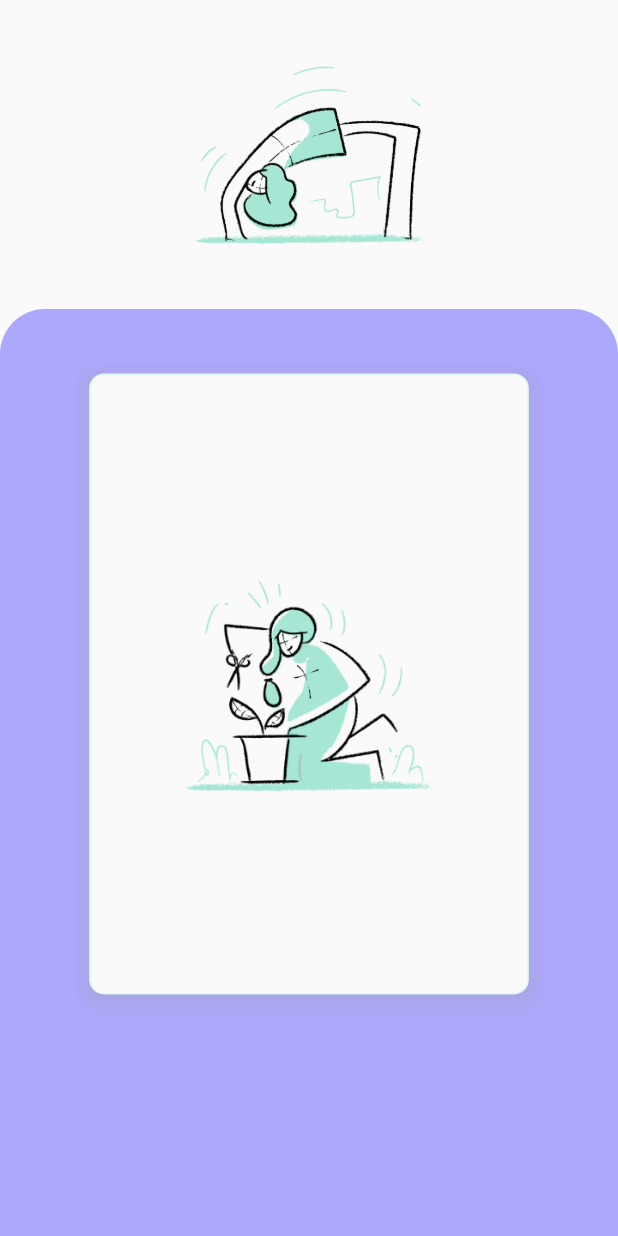
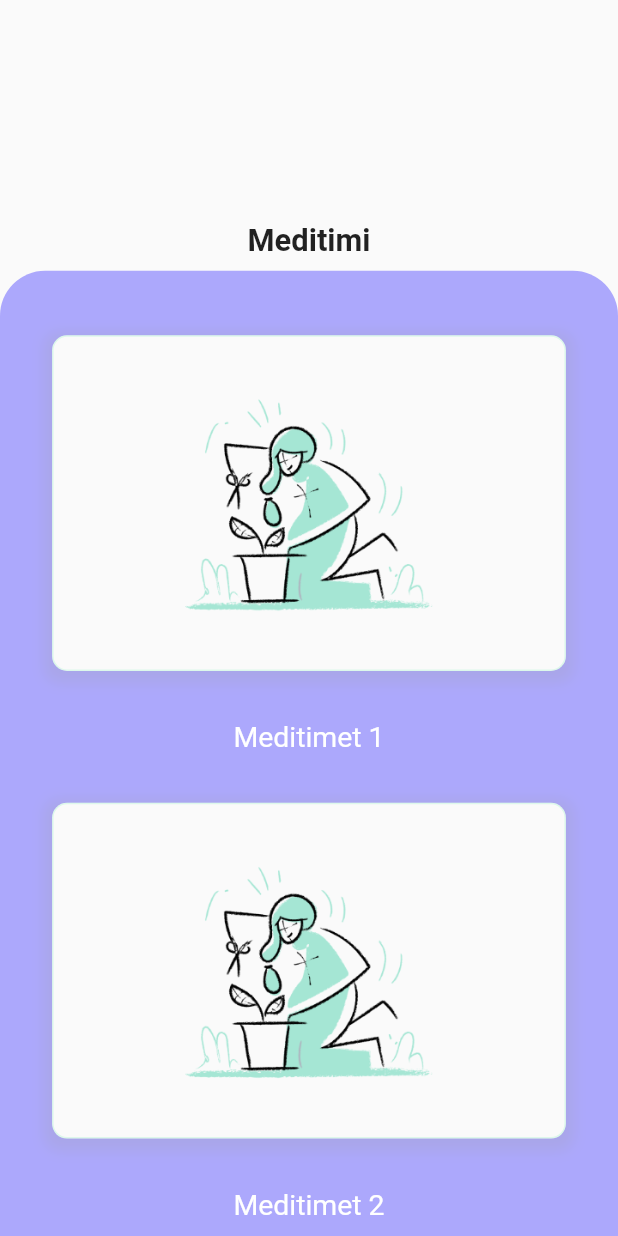
Before and after one commit to diellor/mbeshtetu_app, a Flutter app: the PreMeditationScreen screen opened directly, on a phone screen of 412 x 824 dp. Run offline on Flutter 3.47's test engine with Material 2 defaults, Android fonts, the light colour scheme and no system bars; drawn by our look-alikes of auto_size_text; our stand-ins replace audioplayers, device_info, firebase_auth, firebase_core, firebase_messaging, flutter_datetime_picker and 6 more; accounts and stored records are empty; network calls fail.

Commit message:
shume ndryshime

```diff
--- a/lib/main.dart
+++ b/lib/main.dart
@@ -10,8 +10,8 @@ import 'package:flutter_local_notifications/flutter_local_notifications.dart';
 import 'package:mbeshtetu_app/routes.dart';
 import 'package:mbeshtetu_app/src/commons.dart';
 import 'package:mbeshtetu_app/src/screens/meditations/components/pre_meditation_screen.dart';
-import 'package:mbeshtetu_app/src/screens/postvideo/post_video_screen.dart';
 import 'package:mbeshtetu_app/src/screens/splash/spash_screen.dart';
+import 'package:mbeshtetu_app/src/screens/tabs/tabs_screen.dart';
 import 'package:mbeshtetu_app/src/service_locator.dart';
 import 'package:overlay_support/overlay_support.dart';
 
@@ -35,7 +35,7 @@ Future<void> _firebaseMessagingBackgroundHandler(RemoteMessage message) async {
 
 Uri getApiUri(String path) {
   return Uri.http(
-    '192.168.0.163:3000',
+    '134.122.86.217:3000',
     '/$path',
   );
 }
@@ -136,7 +136,7 @@ class _MyAppState extends State<MyApp> {
                 .primary, //  <-- this auto selects the right color
           ),
       ),
-      initialRoute: PreMeditationScreen.routeName,
+      initialRoute: TabsScreen.routeName,
       routes: routes,
     );
   }
--- a/lib/src/screens/home/components/body.dart
+++ b/lib/src/screens/home/components/body.dart
@@ -51,7 +51,7 @@ class _BodyState extends State<Body> {
           children: filteredVideos
               .map((item) => new BallinaVideoCard(
                   image:
-                      "http://img.youtube.com/vi/${item.videoId}/sddefault.jpg",
+                      item.isAudio ? item.thumbnail : "http://img.youtube.com/vi/${item.videoId}/sddefault.jpg",
                   title: item.title,
                   press: () {},
                   videoId: item.videoId))
--- a/lib/src/screens/home/home.dart
+++ b/lib/src/screens/home/home.dart
@@ -1,5 +1,6 @@
 import 'package:flutter/material.dart';
 import 'package:mbeshtetu_app/src/screens/home/components/body.dart';
+import 'package:mbeshtetu_app/src/size_config.dart';
 
 class Home extends StatefulWidget {
   static Route<dynamic> route() => MaterialPageRoute(
@@ -12,6 +13,8 @@ class Home extends StatefulWidget {
 class _HomeState extends State<Home> {
   @override
   Widget build(BuildContext context) {
+    SizeConfig().init(context);
+
     return Scaffold(body: Body());
   }
 }
--- a/lib/src/screens/meditations/components/pre_meditation_screen.dart
+++ b/lib/src/screens/meditations/components/pre_meditation_screen.dart
@@ -1,7 +1,6 @@
+import 'package:auto_size_text/auto_size_text.dart';
 import 'package:flutter/material.dart';
-import 'package:flutter_svg/flutter_svg.dart';
 import 'package:mbeshtetu_app/src/commons.dart';
-import 'package:mbeshtetu_app/src/screens/splash/components/default_button.dart';
 import 'package:mbeshtetu_app/src/size_config.dart';
 
 class PreMeditationScreen extends StatelessWidget {
@@ -14,12 +13,9 @@ class PreMeditationScreen extends StatelessWidget {
     return Scaffold(
       body: Column(
         children: <Widget>[
-          Image.asset(
-            "images/ballina_main.png",
-            height: 25 * SizeConfig.heightMultiplier,
-            width: double.infinity,
-            // it cover the 25% of total height
-            fit: BoxFit.contain,
+          Padding(
+            padding: EdgeInsets.only(top: 18 * SizeConfig.heightMultiplier, bottom: 1 * SizeConfig.heightMultiplier),
+            child: AutoSizeText("Meditimi", style: TextStyle(fontSize: 2.5 * SizeConfig.textMultiplier, fontWeight: FontWeight.bold),),
           ),
           Expanded(
             child: Container(
@@ -31,10 +27,12 @@ class PreMeditationScreen extends StatelessWidget {
                   topLeft: Radius.circular(30),
                   topRight: Radius.circular(30),
                 ),
-              ),child: Column(
-              children: <Widget>[
-            Container(
-            margin: EdgeInsets.symmetric(vertical: 4 * SizeConfig.heightMultiplier, horizontal: 12 * SizeConfig.widthMultiplier),
+              ),
+              child: Column(children: <Widget>[
+            Expanded(
+              flex: 1,
+              child: Container(
+              margin: EdgeInsets.symmetric(vertical: 4 * SizeConfig.heightMultiplier, horizontal: 6 * SizeConfig.widthMultiplier),
                 decoration: BoxDecoration(
                     color: Theme.of(context).scaffoldBackgroundColor,
                     boxShadow: [
@@ -57,7 +55,38 @@ class PreMeditationScreen extends StatelessWidget {
                     child: Image.asset("images/postVideo_box.png"),
                   ),
                 ),
-            )
+               ),
+              ),
+                AutoSizeText("Meditimet 1", style: TextStyle(color: Colors.white, fontWeight: FontWeight.normal, fontSize: 2.3 * SizeConfig.textMultiplier),),
+                Expanded(
+                  flex: 1,
+                  child: Container(
+                    margin: EdgeInsets.symmetric(vertical: 4 * SizeConfig.heightMultiplier, horizontal: 6 * SizeConfig.widthMultiplier),
+                    decoration: BoxDecoration(
+                        color: Theme.of(context).scaffoldBackgroundColor,
+                        boxShadow: [
+                          BoxShadow(
+                            color: Colors.grey.withOpacity(0.2),
+                            spreadRadius: 5,
+                            blurRadius: 7,
+                            offset: Offset(0, 3), // changes position of shadow
+                          ),
+                        ],
+                        borderRadius: BorderRadius.all(
+                            Radius.circular(10.0) //                 <--- border radius here
+                        ),
+                        border: Border.all(color: Colors.greenAccent.withOpacity(0.2))
+                    ),
+                    child: Center(
+                      child: SizedBox(
+                        width: 50 * SizeConfig.widthMultiplier,
+                        height: 50 * SizeConfig.heightMultiplier,
+                        child: Image.asset("images/postVideo_box.png"),
+                      ),
+                    ),
+                  ),
+                ),
+                AutoSizeText("Meditimet 2", style: TextStyle(color: Colors.white, fontWeight: FontWeight.normal, fontSize: 2.3 * SizeConfig.textMultiplier),),
               ],
             ),),
           ),
--- a/lib/src/services/schedule_service_implementation.dart
+++ b/lib/src/services/schedule_service_implementation.dart
@@ -18,7 +18,7 @@ class ScheduleServiceImplementation extends ScheduleService {
   Future<void> scheduleVideo(CreateSchedule request) async {
     // TODO: implement scheduleVideo
     Uri uri = Uri.http(
-      '192.168.0.163:3000', '/schedule',
+      '134.122.86.217:3000', '/schedule',
     );
     Map<String, String> headers = {
       HttpHeaders.contentTypeHeader: 'application/json',
@@ -51,7 +51,7 @@ class ScheduleServiceImplementation extends ScheduleService {
   @override
   Future<String> getRandomQuote() async {
     Uri uri = Uri.http(
-      '192.168.0.163:3000', '/schedule',
+      '134.122.86.217:3000', '/schedule',
     );
     Map<String, String> headers = {
       HttpHeaders.contentTypeHeader: 'application/json',
```
Also changed, not shown: lib/src/screens/home/components/ballina_video_card.dart (+16 -9 lines), lib/src/screens/meditations/components/body.dart (+9 -9 lines), lib/src/services/youtube_service_implementation.dart (+6 -6 lines). Lines whose indentation alone changed are shown as unchanged.
